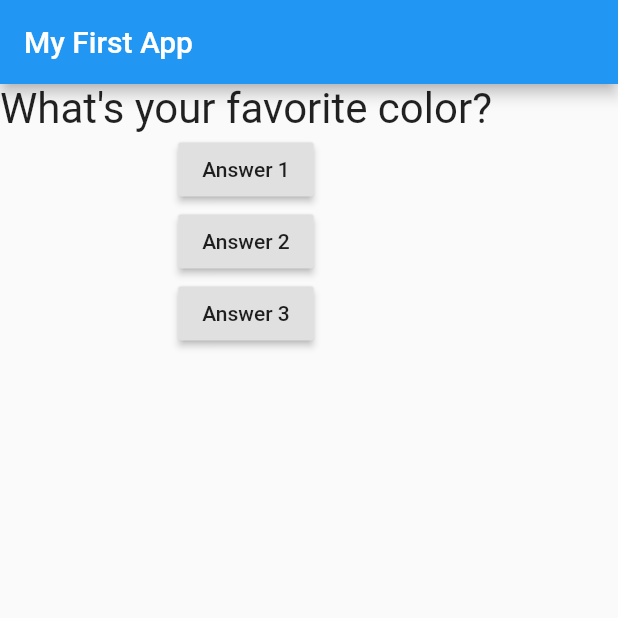
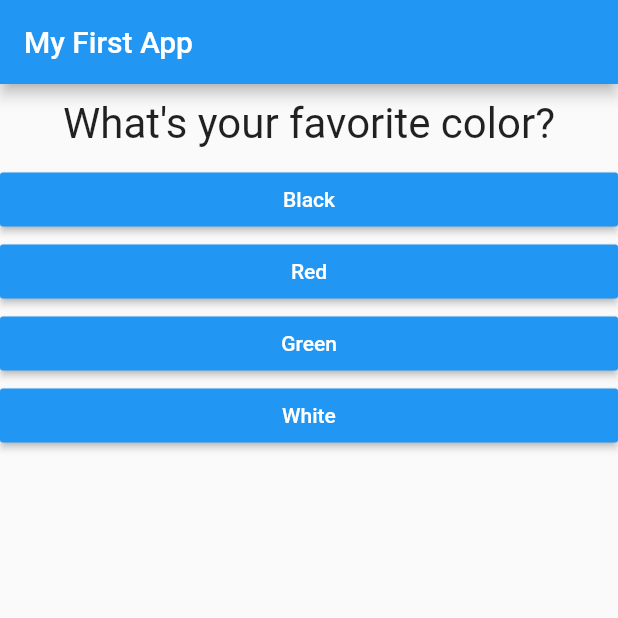
Before and after one commit to saizen408/flutter_quiz_App, a Flutter app: the screen it shows after launch, on a phone screen of 412 x 824 dp, the top half of it. Run offline on Flutter 3.47's test engine with Material 2 defaults, Android fonts, the phone set to English and light mode, and no system bars.

Commit message:
add dynamic question/answers

```diff
--- /dev/null
+++ b/lib/answer.dart
@@ -0,0 +1,20 @@
+import 'package:flutter/material.dart';
+
+class Answer extends StatelessWidget {
+  final Function selectHandler;
+  final String answerText;
+  Answer(this.selectHandler, this.answerText);
+
+  @override
+  Widget build(BuildContext context) {
+    return Container(
+      width: double.infinity,
+      child: RaisedButton(
+        color: Colors.blue,
+        textColor: Colors.white,
+        child: Text(answerText),
+        onPressed: selectHandler,
+      ),
+    );
+  }
+}
--- a/lib/main.dart
+++ b/lib/main.dart
@@ -1,5 +1,6 @@
 import 'package:flutter/material.dart';
 import './question.dart';
+import './answer.dart';
 
 // void main() {
 //   runApp(MyApp());
@@ -16,57 +17,55 @@ class MyApp extends StatefulWidget {
 }
 
 class _MyAppState extends State<MyApp> {
+  //map of question/answers
+  final questions = const [
+    {
+      'questionText': 'What\'s your favorite color?',
+      'answers': ['Black', 'Red', 'Green', 'White'],
+    },
+    {
+      'questionText': 'What\'s your favorite animal?',
+      'answers': ['Rabbit', 'Snake', 'Elephant', 'Lion'],
+    },
+    {
+      'questionText': 'Who\'s your favorite instructor?',
+      'answers': ['Eric', 'Max', 'Mead', 'Colt'],
+    }
+  ];
   var _questionIndex = 0;
 
   void _answerQuestion() {
     setState(() {
       _questionIndex = _questionIndex + 1;
     });
-
-    print(_questionIndex);
+    if (_questionIndex < questions.length) {
+      print('We have more questions!');
+    } else {
+      print('No more questions!');
+    }
   }
 
   @override
   Widget build(BuildContext context) {
-    var questions = [
-      'What\'s your favorite color?',
-      'What\'s your favorite animal?',
-      'sls',
-    ];
     //'build' returns widget tree which tells flutter to draw onto the screen
     return MaterialApp(
       home: Scaffold(
         appBar: AppBar(
           title: Text('My First App'),
         ),
-        body: Column(
-          children: [
-            Question(
-              questions[_questionIndex],
-            ),
-            RaisedButton(
-              child: Text('Answer 1'),
-              onPressed: () {
-                _answerQuestion();
-                print('Answer 1 chosen!');
-              },
-            ),
-            RaisedButton(
-              child: Text('Answer 2'),
-              onPressed: () {
-                _answerQuestion();
-                print('Answer 2 chosen!');
-              },
-            ),
-            RaisedButton(
-              child: Text('Answer 3'),
-              onPressed: () {
-                _answerQuestion();
-                print('Answer 3 chosen!');
-              },
-            ),
-          ],
-        ),
+        body: _questionIndex < questions.length
+            ? Column(
+                children: [
+                  Question(
+                    questions[_questionIndex]['questionText'],
+                  ),
+                  ...(questions[_questionIndex]['answers'] as List<String>)
+                      .map((answer) {
+                    return Answer(_answerQuestion, answer);
+                  }).toList() //map doesn't return a list
+                ],
+              )
+            : Center(child: Text('You did it!')),
       ),
     );
   }
--- a/lib/question.dart
+++ b/lib/question.dart
@@ -7,10 +7,14 @@ class Question extends StatelessWidget {
 
   @override
   Widget build(BuildContext context) {
-    return Text(
-      questionText,
-      style: TextStyle(fontSize: 28),
-      textAlign: TextAlign.center,
+    return Container(
+      width: double.infinity,
+      margin: EdgeInsets.all(10),
+      child: Text(
+        questionText,
+        style: TextStyle(fontSize: 28),
+        textAlign: TextAlign.center,
+      ),
     );
   }
 }
```
Also changed, not shown: pubspec.yaml (+1 -7 lines).
